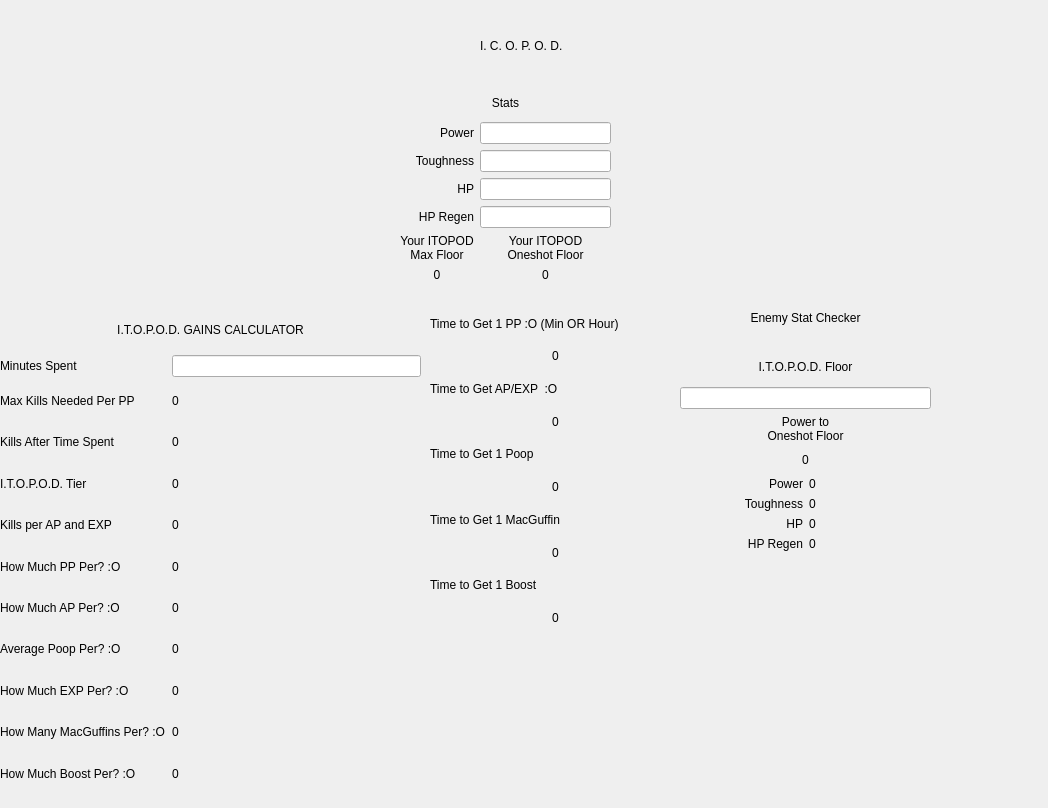
Konsolka/ngu-tools, file ui/icopod.ui: the form before one commit.
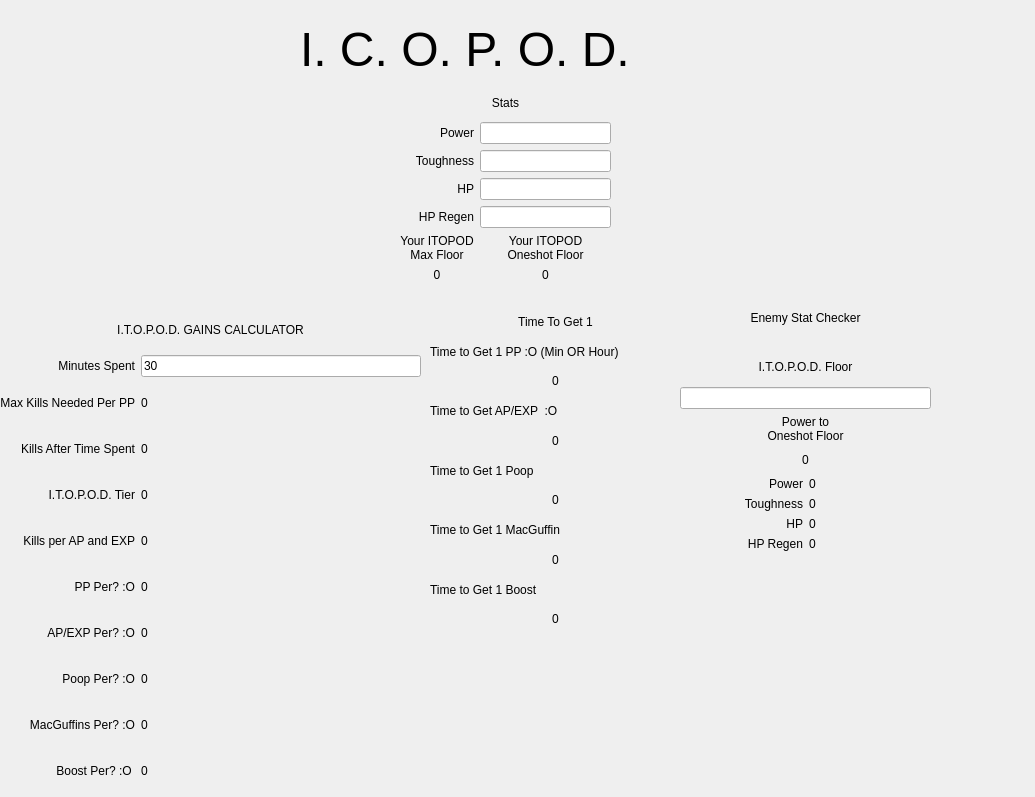
The form after the commit.

Commit message: ratios energy magic r3 is now on setattr and getattr + working on a icopod

Diff of the .ui file:
```diff
--- a/ui/icopod.ui
+++ b/ui/icopod.ui
@@ -6,23 +6,35 @@
    <rect>
     <x>0</x>
     <y>0</y>
-    <width>1048</width>
-    <height>808</height>
+    <width>1035</width>
+    <height>797</height>
    </rect>
   </property>
   <property name="windowTitle">
    <string>Form</string>
   </property>
   <property name="styleSheet">
-   <string notr="true"/>
+   <string notr="true">QLabel {
+forn-size: 11pt;
+font-family: &quot;Comfortaa&quot;,sans-serif;
+}
+
+QLabel#window_title{
+font-family: &quot;Monoton&quot;, sans-serif;
+font-size: 36pt;
+}
+QLabe[header=&quot;1&quot;]{
+font-family: &quot;Nunito&quot;, sans-serif;
+font-size:  14pt;
+}</string>
   </property>
   <widget class="QLabel" name="window_title">
    <property name="geometry">
     <rect>
-     <x>480</x>
+     <x>300</x>
      <y>20</y>
-     <width>311</width>
-     <height>51</height>
+     <width>331</width>
+     <height>58</height>
     </rect>
    </property>
    <property name="text">
@@ -165,7 +177,7 @@
     </item>
    </layout>
   </widget>
-  <widget class="QWidget" name="">
+  <widget class="QWidget" name="layoutWidget">
    <property name="geometry">
     <rect>
      <x>400</x>
@@ -285,7 +297,7 @@
     </item>
    </layout>
   </widget>
-  <widget class="QWidget" name="">
+  <widget class="QWidget" name="layoutWidget">
    <property name="geometry">
     <rect>
      <x>0</x>
@@ -316,7 +328,47 @@
       <item row="8" column="0">
        <widget class="QLabel" name="label_21">
         <property name="text">
-         <string>How Much EXP Per? :O</string>
+         <string>MacGuffins Per? :O</string>
+        </property>
+        <property name="alignment">
+         <set>Qt::AlignmentFlag::AlignRight|Qt::AlignmentFlag::AlignTrailing|Qt::AlignmentFlag::AlignVCenter</set>
+        </property>
+       </widget>
+      </item>
+      <item row="5" column="0">
+       <widget class="QLabel" name="pp_per_time">
+        <property name="text">
+         <string>PP Per? :O</string>
+        </property>
+        <property name="alignment">
+         <set>Qt::AlignmentFlag::AlignRight|Qt::AlignmentFlag::AlignTrailing|Qt::AlignmentFlag::AlignVCenter</set>
+        </property>
+       </widget>
+      </item>
+      <item row="3" column="0">
+       <widget class="QLabel" name="label_13">
+        <property name="text">
+         <string>I.T.O.P.O.D. Tier</string>
+        </property>
+        <property name="alignment">
+         <set>Qt::AlignmentFlag::AlignRight|Qt::AlignmentFlag::AlignTrailing|Qt::AlignmentFlag::AlignVCenter</set>
+        </property>
+       </widget>
+      </item>
+      <item row="1" column="0">
+       <widget class="QLabel" name="label_9">
+        <property name="text">
+         <string>Max Kills Needed Per PP</string>
+        </property>
+        <property name="alignment">
+         <set>Qt::AlignmentFlag::AlignRight|Qt::AlignmentFlag::AlignTrailing|Qt::AlignmentFlag::AlignVCenter</set>
+        </property>
+       </widget>
+      </item>
+      <item row="0" column="1">
+       <widget class="QLineEdit" name="edit_minutes_spent">
+        <property name="text">
+         <string>30</string>
         </property>
        </widget>
       </item>
@@ -325,40 +377,35 @@
         <property name="text">
          <string>Kills per AP and EXP</string>
         </property>
-       </widget>
-      </item>
-      <item row="9" column="1">
-       <widget class="QLabel" name="mcguf_per">
-        <property name="text">
-         <string>0</string>
+        <property name="alignment">
+         <set>Qt::AlignmentFlag::AlignRight|Qt::AlignmentFlag::AlignTrailing|Qt::AlignmentFlag::AlignVCenter</set>
         </property>
        </widget>
       </item>
       <item row="8" column="1">
-       <widget class="QLabel" name="exp_per">
+       <widget class="QLabel" name="mcguf_per">
         <property name="text">
          <string>0</string>
         </property>
        </widget>
       </item>
+      <item row="9" column="0">
+       <widget class="QLabel" name="boost_per_time">
+        <property name="text">
+         <string>Boost Per? :O </string>
+        </property>
+        <property name="alignment">
+         <set>Qt::AlignmentFlag::AlignRight|Qt::AlignmentFlag::AlignTrailing|Qt::AlignmentFlag::AlignVCenter</set>
+        </property>
+       </widget>
+      </item>
       <item row="2" column="0">
        <widget class="QLabel" name="label_10">
         <property name="text">
          <string>Kills After Time Spent</string>
         </property>
-       </widget>
-      </item>
-      <item row="1" column="1">
-       <widget class="QLabel" name="max_kills_need">
-        <property name="text">
-         <string>0</string>
-        </property>
-       </widget>
-      </item>
-      <item row="5" column="0">
-       <widget class="QLabel" name="label_17">
-        <property name="text">
-         <string>How Much PP Per? :O</string>
+        <property name="alignment">
+         <set>Qt::AlignmentFlag::AlignRight|Qt::AlignmentFlag::AlignTrailing|Qt::AlignmentFlag::AlignVCenter</set>
         </property>
        </widget>
       </item>
@@ -369,73 +416,58 @@
         </property>
        </widget>
       </item>
-      <item row="3" column="1">
-       <widget class="QLabel" name="tier">
-        <property name="text">
-         <string>0</string>
-        </property>
-       </widget>
-      </item>
-      <item row="3" column="0">
-       <widget class="QLabel" name="label_13">
-        <property name="text">
-         <string>I.T.O.P.O.D. Tier</string>
-        </property>
-       </widget>
-      </item>
-      <item row="5" column="1">
-       <widget class="QLabel" name="pp_per">
-        <property name="text">
-         <string>0</string>
-        </property>
-       </widget>
-      </item>
-      <item row="2" column="1">
-       <widget class="QLabel" name="kills_aftes_time_spent">
-        <property name="text">
-         <string>0</string>
-        </property>
-       </widget>
-      </item>
-      <item row="10" column="1">
-       <widget class="QLabel" name="boost_per">
-        <property name="text">
-         <string>0</string>
-        </property>
-       </widget>
-      </item>
-      <item row="9" column="0">
-       <widget class="QLabel" name="label_25">
-        <property name="text">
-         <string>How Many MacGuffins Per? :O</string>
-        </property>
-       </widget>
-      </item>
-      <item row="10" column="0">
-       <widget class="QLabel" name="label_26">
-        <property name="text">
-         <string>How Much Boost Per? :O </string>
-        </property>
-       </widget>
-      </item>
-      <item row="1" column="0">
-       <widget class="QLabel" name="label_9">
-        <property name="text">
-         <string>Max Kills Needed Per PP</string>
-        </property>
-       </widget>
-      </item>
       <item row="6" column="0">
        <widget class="QLabel" name="label_20">
         <property name="text">
-         <string>How Much AP Per? :O</string>
+         <string>AP/EXP Per? :O</string>
+        </property>
+        <property name="alignment">
+         <set>Qt::AlignmentFlag::AlignRight|Qt::AlignmentFlag::AlignTrailing|Qt::AlignmentFlag::AlignVCenter</set>
+        </property>
+       </widget>
+      </item>
+      <item row="6" column="1">
+       <widget class="QLabel" name="ap_exp_per">
+        <property name="text">
+         <string>0</string>
         </property>
        </widget>
       </item>
       <item row="7" column="0">
        <widget class="QLabel" name="label_23">
         <property name="text">
-         <string>Average Poop Per? :O</string>
+         <string>Poop Per? :O</string>
+        </property>
+        <property name="alignment">
+         <set>Qt::AlignmentFlag::AlignRight|Qt::AlignmentFlag::AlignTrailing|Qt::AlignmentFlag::AlignVCenter</set>
+        </property>
+       </widget>
+      </item>
+      <item row="1" column="1">
+       <widget class="QLabel" name="max_kills_need">
+        <property name="text">
+         <string>0</string>
+        </property>
+       </widget>
+      </item>
+      <item row="5" column="1">
+       <widget class="QLabel" name="pp_per">
+        <property name="text">
+         <string>0</string>
+        </property>
+       </widget>
+      </item>
+      <item row="3" column="1">
+       <widget class="QLabel" name="tier">
+        <property name="text">
+         <string>0</string>
+        </property>
+       </widget>
+      </item>
+      <item row="2" column="1">
+       <widget class="QLabel" name="kills_aftes_time_spent">
+        <property name="text">
+         <string>0</string>
         </property>
        </widget>
       </item>
@@ -446,28 +478,28 @@
         </property>
        </widget>
       </item>
-      <item row="6" column="1">
-       <widget class="QLabel" name="ap_per">
-        <property name="text">
-         <string>0</string>
-        </property>
-       </widget>
-      </item>
       <item row="0" column="0">
        <widget class="QLabel" name="label_35">
         <property name="text">
          <string>Minutes Spent</string>
         </property>
+        <property name="alignment">
+         <set>Qt::AlignmentFlag::AlignRight|Qt::AlignmentFlag::AlignTrailing|Qt::AlignmentFlag::AlignVCenter</set>
+        </property>
        </widget>
       </item>
-      <item row="0" column="1">
-       <widget class="QLineEdit" name="edit_minutes_spent"/>
+      <item row="9" column="1">
+       <widget class="QLabel" name="boost_per">
+        <property name="text">
+         <string>0</string>
+        </property>
+       </widget>
       </item>
      </layout>
     </item>
    </layout>
   </widget>
-  <widget class="QWidget" name="">
+  <widget class="QWidget" name="layoutWidget">
    <property name="geometry">
     <rect>
      <x>430</x>
@@ -477,6 +509,25 @@
     </rect>
    </property>
    <layout class="QVBoxLayout" name="verticalLayout">
+    <item>
+     <widget class="QLabel" name="h1_3">
+      <property name="maximumSize">
+       <size>
+        <width>16777215</width>
+        <height>39</height>
+       </size>
+      </property>
+      <property name="text">
+       <string>Time To Get 1</string>
+      </property>
+      <property name="alignment">
+       <set>Qt::AlignmentFlag::AlignCenter</set>
+      </property>
+      <property name="header" stdset="0">
+       <string>1</string>
+      </property>
+     </widget>
+    </item>
     <item>
      <widget class="QLabel" name="label_29">
       <property name="text">
```
Left out of the diff: 21 changed lines with no effect on the pictures. The commit also changes 11 other files.
